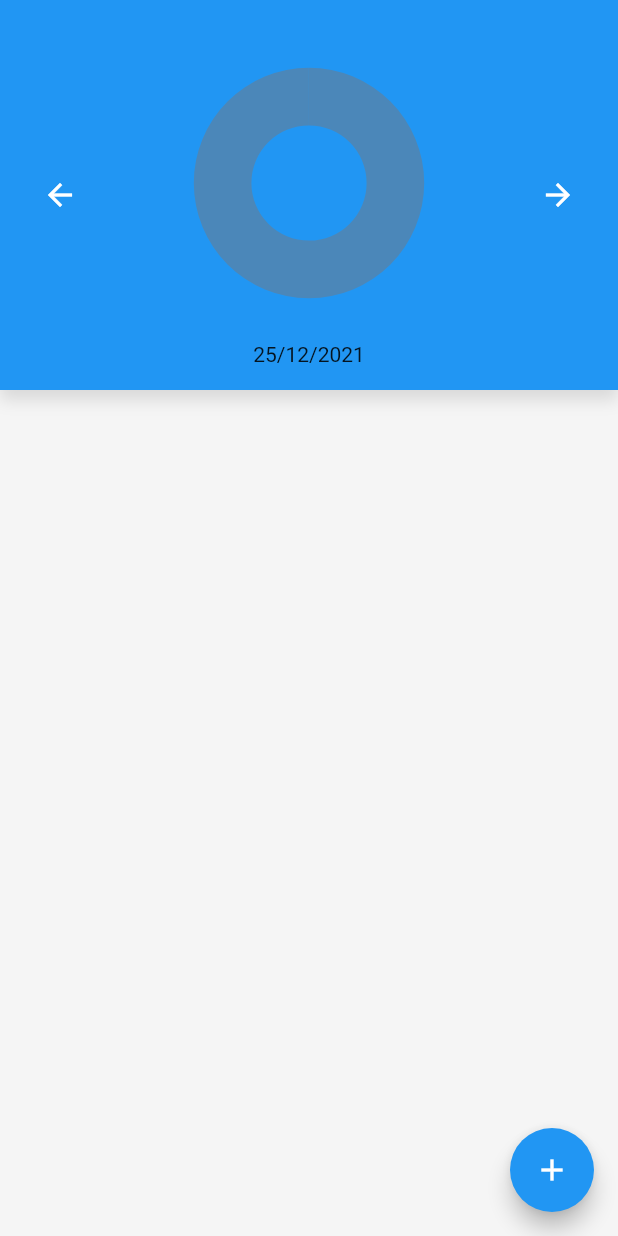
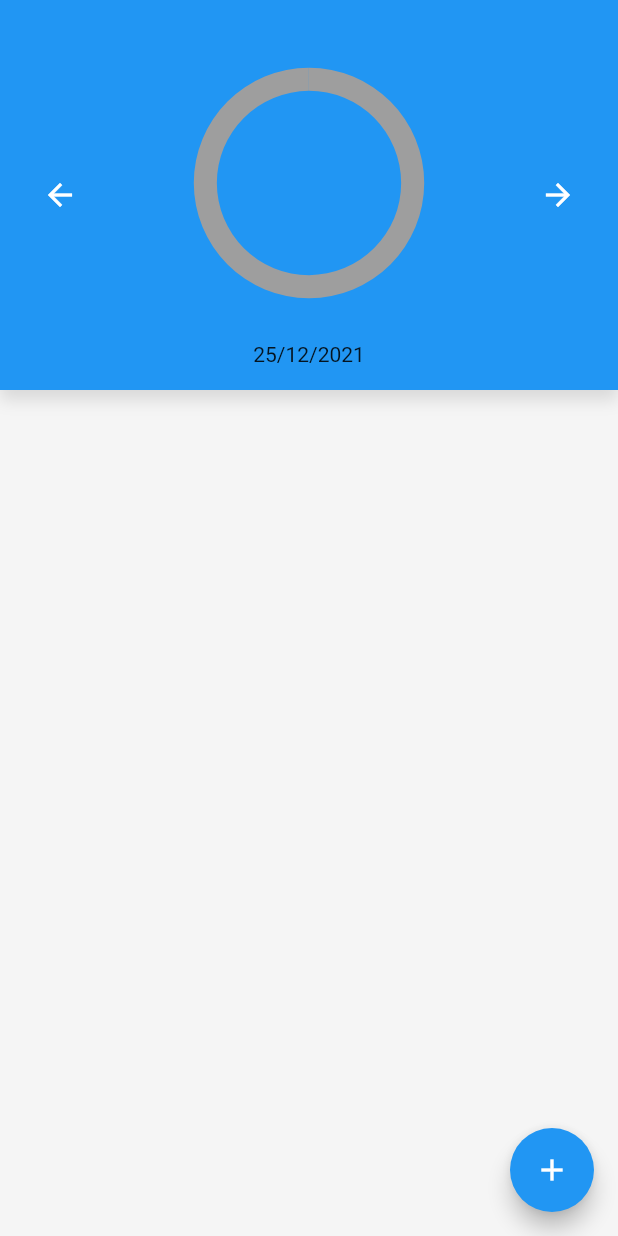
Before and after one commit to TKalo/TimeManager_app, a Flutter app: the screen it shows after launch, on a phone screen of 412 x 824 dp. Run offline on Flutter 3.47's test engine with Material 2 defaults, Android fonts, the phone set to English and light mode, and no system bars; our stand-ins replace rxdart, syncfusion_flutter_charts, synchronized; missing offline and left inert: time_range_picker.

Commit message:
Implemented category mapping in diagram

```diff
--- /dev/null
+++ b/time_manager/lib/Pair.dart
@@ -0,0 +1,6 @@
+class Pair<T, K> {
+  final T first;
+  final K last;
+
+  Pair({required this.first, required this.last});
+}
--- a/time_manager/lib/Presentation/Diagram.dart
+++ b/time_manager/lib/Presentation/Diagram.dart
@@ -4,25 +4,33 @@ import 'package:syncfusion_flutter_charts/charts.dart';
 import 'package:time_manager/Processing/DiagramViewModel.dart';
 import 'package:time_manager/Processing/MainViewModel.dart';
 import 'package:time_manager/persistence/Objects/ActivityObject.dart';
+import 'package:time_manager/persistence/Objects/CategoryObject.dart';
 
+import '../Pair.dart';
 
 class Diagram extends StatelessWidget {
   const Diagram({Key? key}) : super(key: key);
 
   @override
   Widget build(BuildContext context) {
+    Stream<List<Pair<ActivityObject,Color>>> stream = CombineLatestStream.combine3<List<ActivityObject>, DateTime, List<CategoryObject>, List<Pair<ActivityObject, Color>>>(
+        MainViewModel().getActivities(), MainViewModel().getFocusDay(), MainViewModel().getCategories(),
+        (List<ActivityObject> activities, DateTime? date, List<CategoryObject> categories) => DiagramViewModel().processData(activities, date ?? DateTime.now(), categories)
+    );
 
-    Stream<List<ActivityObject>> stream = CombineLatestStream.combine2<List<ActivityObject>,DateTime, List<ActivityObject>>(MainViewModel().getActivities(), MainViewModel().getFocusDay(), (List<ActivityObject> activities ,DateTime? date) => DiagramViewModel().processData(activities, date ?? DateTime.now()));
-
-    return StreamBuilder<List<ActivityObject>>(
+    return StreamBuilder<List<Pair<ActivityObject, Color>>>(
       stream: stream,
-      builder: (BuildContext context, AsyncSnapshot<List<ActivityObject>> snapshot) {
+      builder: (BuildContext context, AsyncSnapshot<List<Pair<ActivityObject, Color>>> snapshot) {
         return SfCircularChart(
-          series: <DoughnutSeries<ActivityObject, String>>[
+          series: <DoughnutSeries<Pair<ActivityObject,Color>, String>>[
             DoughnutSeries(
-                dataSource: snapshot.data,
-                xValueMapper: (ActivityObject object, int index) => object.category,
-                yValueMapper: (ActivityObject object, int index) => -object.starttime.difference(object.endtime).inMinutes)
+              strokeWidth: 16,
+              innerRadius: '80%',
+              dataSource: snapshot.data,
+              xValueMapper: (Pair<ActivityObject,Color> pair, int index) => pair.first.category,
+              yValueMapper: (Pair<ActivityObject,Color> pair, int index) => -pair.first.starttime.difference(pair.first.endtime).inMinutes,
+              pointColorMapper: (pair, index) => pair.last,
+            ),
           ],
         );
       },
--- a/time_manager/lib/Processing/DiagramViewModel.dart
+++ b/time_manager/lib/Processing/DiagramViewModel.dart
@@ -1,5 +1,8 @@
+import 'package:flutter/material.dart';
 import 'package:time_manager/persistence/Objects/ActivityObject.dart';
 
+import '../Pair.dart';
+import '../persistence/Objects/CategoryObject.dart';
 import 'ActivityManipulation.dart';
 
 class DiagramViewModel {
@@ -7,7 +10,7 @@ class DiagramViewModel {
   factory DiagramViewModel() => _singleton;
   DiagramViewModel._internal();
 
-  processData(List<ActivityObject> activities, DateTime date) {
+  List<Pair<ActivityObject, Color>> processData(List<ActivityObject> activities, DateTime date, List<CategoryObject> categories) {
     activities = getActivitiesOfDay(activities, date);
 
     ActivityObject defaultActivity = ActivityObject(starttime: DateTime(date.year, date.month, date.day, 0, 0), endtime: DateTime(date.year, date.month, date.day, 23, 59), category: 'default');
@@ -16,6 +19,6 @@ class DiagramViewModel {
 
     sortActivitiesByDateTime(activities);
 
-    return activities;
+    return activities.map((activity) => Pair(first: activity, last: categories.firstWhere((category) => category.name == activity.category, orElse: () => CategoryObject(name: '', color: Colors.grey)).color)).toList();
   }
 }
--- a/time_manager/lib/Processing/MainViewModel.dart
+++ b/time_manager/lib/Processing/MainViewModel.dart
@@ -1,6 +1,7 @@
 import 'package:rxdart/rxdart.dart';
 import 'package:time_manager/persistence/Objects/ActivityObject.dart';
 import 'package:time_manager/persistence/DatabaseHandler.dart';
+import 'package:time_manager/persistence/Objects/CategoryObject.dart';
 
 
 enum routes { home, addActivity }
@@ -17,5 +18,6 @@ class MainViewModel {
   void decreaseFocusDay() async => _focusDay.add((await _focusDay.first).subtract(const Duration(days: 1)));
 
   Stream<List<ActivityObject>> getActivities() => DatabaseHandler().getActivities();
+    Stream<List<CategoryObject>> getCategories() => DatabaseHandler().getCategories();
   void deleteActivity(ActivityObject activity) => DatabaseHandler().deleteActivity(activity);
 }
```
Also changed, not shown: 2 other files.
